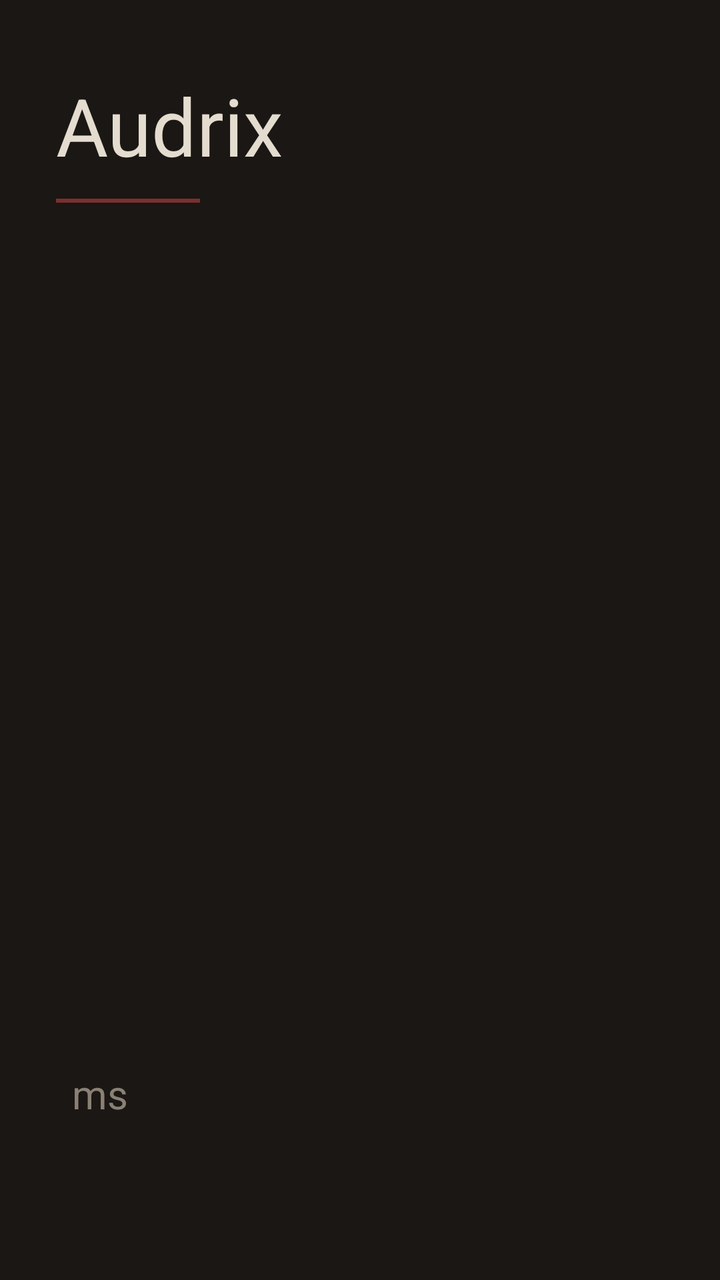
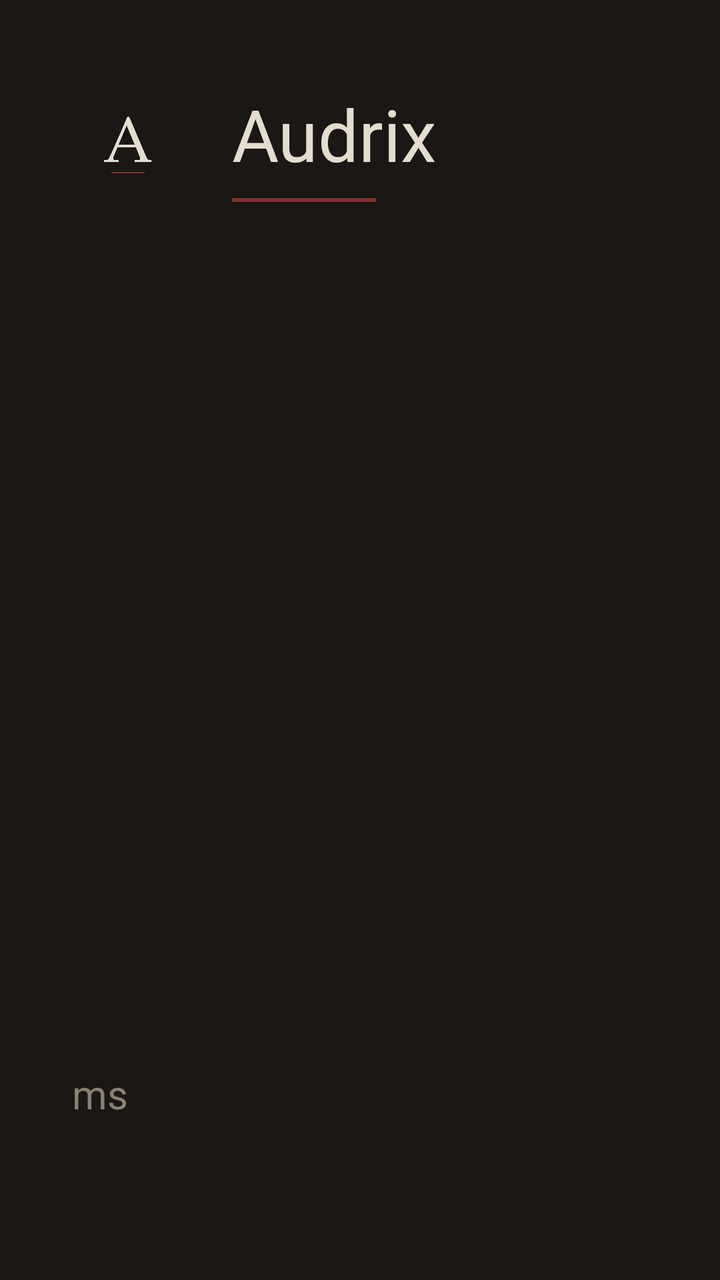

Screens rendered from an Android XML layout before and after an edit, with the pre-edit source and the edit as a unified diff.
<!-- AndroidManifest.xml: application theme Theme.Audrix -->
<!-- res/layout/activity_main.xml -->
<?xml version="1.0" encoding="utf-8"?>
<LinearLayout xmlns:android="http://schemas.android.com/apk/res/android"
    android:layout_width="match_parent"
    android:layout_height="match_parent"
    android:background="#1A1714"
    android:orientation="vertical"
    android:paddingStart="28dp"
    android:paddingTop="36dp"
    android:paddingEnd="28dp"
    android:paddingBottom="28dp">

    <TextView
        android:id="@+id/title"
        android:layout_width="wrap_content"
        android:layout_height="wrap_content"
        android:text="Audrix"
        android:textColor="#E4DCCF"
        android:textSize="40sp" />

    <View
        android:layout_width="72dp"
        android:layout_height="2dp"
        android:layout_marginTop="10dp"
        android:background="#7C3030" />

    <ListView
        android:id="@+id/pcs"
        android:layout_width="match_parent"
        android:layout_height="0dp"
        android:layout_marginTop="28dp"
        android:layout_weight="1"
        android:divider="#3A342E"
        android:dividerHeight="1dp" />

    <LinearLayout
        android:layout_width="wrap_content"
        android:layout_height="wrap_content"
        android:gravity="bottom"
        android:orientation="horizontal">

        <TextView
            android:id="@+id/latency"
            android:layout_width="wrap_content"
            android:layout_height="wrap_content"
            android:textColor="#E4DCCF"
            android:textSize="64sp" />

        <TextView
            android:id="@+id/ms"
            android:layout_width="wrap_content"
            android:layout_height="wrap_content"
            android:layout_marginStart="8dp"
            android:layout_marginBottom="10dp"
            android:text="ms"
            android:textColor="#8A8074"
            android:textSize="20sp" />
    </LinearLayout>

    <TextView
        android:id="@+id/status"
        android:layout_width="match_parent"
        android:layout_height="wrap_content"
        android:layout_marginTop="8dp"
        android:textColor="#8A8074"
        android:textSize="16sp" />
</LinearLayout>
<!-- resources referenced by this layout -->
<resources>
  <style name="Theme.Audrix" parent="android:Theme.Material.NoActionBar">
          <item name="android:windowBackground">#1A1714</item>
          <item name="android:statusBarColor">#1A1714</item>
          <item name="android:navigationBarColor">#1A1714</item>
      </style>
</resources>

<!-- the commit's change to res/layout/activity_main.xml (unified diff, before → after) -->
@@ -9,19 +9,39 @@
     android:paddingEnd="28dp"
     android:paddingBottom="28dp">
 
-    <TextView
-        android:id="@+id/title"
-        android:layout_width="wrap_content"
+    <LinearLayout
+        android:layout_width="match_parent"
         android:layout_height="wrap_content"
-        android:text="Audrix"
-        android:textColor="#E4DCCF"
-        android:textSize="40sp" />
+        android:gravity="center_vertical"
+        android:orientation="horizontal">
 
-    <View
-        android:layout_width="72dp"
-        android:layout_height="2dp"
-        android:layout_marginTop="10dp"
-        android:background="#7C3030" />
+        <ImageView
+            android:layout_width="72dp"
+            android:layout_height="72dp"
+            android:contentDescription="Audrix Relay"
+            android:src="@drawable/logo_mark" />
+
+        <LinearLayout
+            android:layout_width="wrap_content"
+            android:layout_height="wrap_content"
+            android:layout_marginStart="16dp"
+            android:orientation="vertical">
+
+            <TextView
+                android:id="@+id/title"
+                android:layout_width="wrap_content"
+                android:layout_height="wrap_content"
+                android:text="Audrix"
+                android:textColor="#E4DCCF"
+                android:textSize="36sp" />
+
+            <View
+                android:layout_width="72dp"
+                android:layout_height="2dp"
+                android:layout_marginTop="8dp"
+                android:background="#7C3030" />
+        </LinearLayout>
+    </LinearLayout>
 
     <ListView
         android:id="@+id/pcs"
<!-- resource entries referenced after the edit -->
@@ -1,5 +1,6 @@
 <!-- resources referenced by this layout -->
 <resources>
+  <!-- drawable logo_mark: png bitmap (drawable-nodpi, 15171 bytes) -->
   <style name="Theme.Audrix" parent="android:Theme.Material.NoActionBar">
           <item name="android:windowBackground">#1A1714</item>
           <item name="android:statusBarColor">#1A1714</item>
